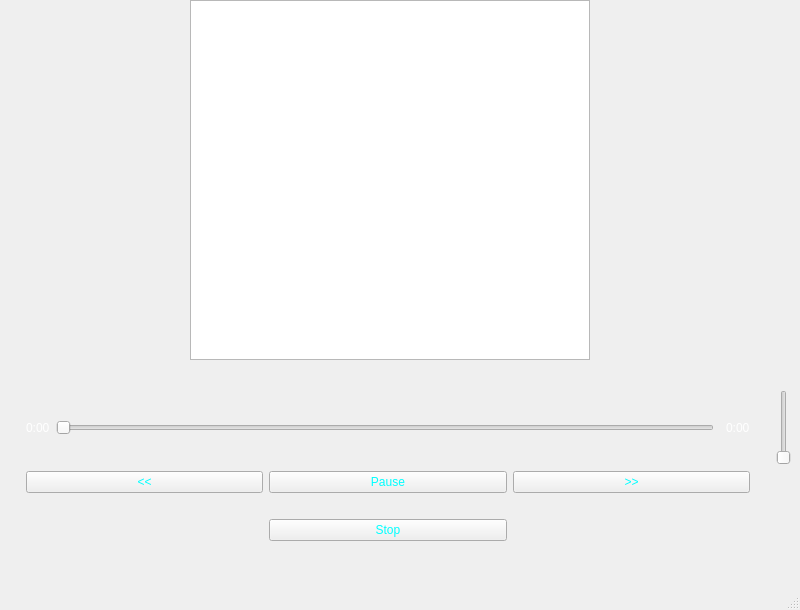
Old version of the form form.ui in the repository KozlovIA/MusicPlayer.
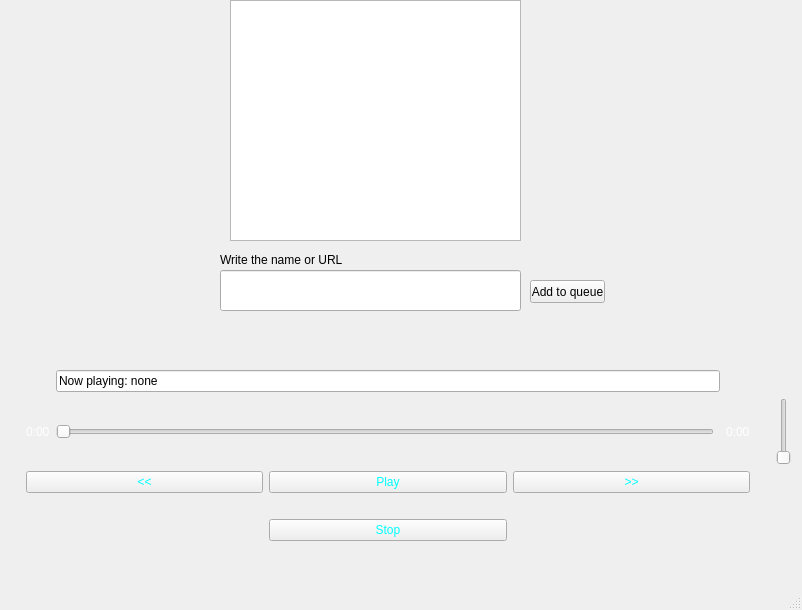
New version of the form. Icons and pictures are not drawn.

Commit message: v1.1(alpha) Add play music func

Diff of the .ui file:
```diff
--- a/form.ui
+++ b/form.ui
@@ -6,7 +6,7 @@
    <rect>
     <x>0</x>
     <y>0</y>
-    <width>800</width>
+    <width>802</width>
     <height>610</height>
    </rect>
   </property>
@@ -14,7 +14,7 @@
    <string>ToxicMusicPlayer</string>
   </property>
   <property name="styleSheet">
-   <string notr="true">background-image: url(source/image/backGround.jpg);</string>
+   <string notr="true">background-image: url(source/image/backForForm.jpg);</string>
   </property>
   <widget class="QWidget" name="centralwidget">
    <widget class="QWidget" name="gridLayoutWidget">
@@ -27,8 +27,8 @@
      </rect>
     </property>
     <layout class="QGridLayout" name="gridLayout">
-     <item row="1" column="5" rowspan="2">
-      <spacer name="verticalSpacer">
+     <item row="1" column="0" rowspan="2">
+      <spacer name="verticalSpacer_2">
        <property name="orientation">
         <enum>Qt::Vertical</enum>
        </property>
@@ -40,26 +40,6 @@
        </property>
       </spacer>
      </item>
-     <item row="1" column="2">
-      <widget class="QSlider" name="timeSlider">
-       <property name="orientation">
-        <enum>Qt::Horizontal</enum>
-       </property>
-      </widget>
-     </item>
-     <item row="0" column="0" colspan="2">
-      <spacer name="horizontalSpacer_3">
-       <property name="orientation">
-        <enum>Qt::Horizontal</enum>
-       </property>
-       <property name="sizeHint" stdset="0">
-        <size>
-         <width>40</width>
-         <height>20</height>
-        </size>
-       </property>
-      </spacer>
-     </item>
      <item row="2" column="1" colspan="4">
       <layout class="QGridLayout" name="gridLayout_2">
        <item row="5" column="0" colspan="3">
@@ -88,13 +68,13 @@
         </widget>
        </item>
        <item row="0" column="1">
-        <widget class="QPushButton" name="Pause">
+        <widget class="QPushButton" name="Play_Pause">
          <property name="styleSheet">
           <string notr="true">background-image: url(source/image/backButton.jpg);
 color: rgb(0, 255, 255);</string>
          </property>
          <property name="text">
-          <string>Pause</string>
+          <string>Play</string>
          </property>
         </widget>
        </item>
@@ -149,10 +129,30 @@
        </property>
       </widget>
      </item>
-     <item row="1" column="6">
-      <widget class="QSlider" name="volumeSlider">
+     <item row="0" column="5" rowspan="3">
+      <spacer name="verticalSpacer">
        <property name="orientation">
         <enum>Qt::Vertical</enum>
+       </property>
+       <property name="sizeHint" stdset="0">
+        <size>
+         <width>20</width>
+         <height>40</height>
+        </size>
+       </property>
+      </spacer>
+     </item>
+     <item row="1" column="2">
+      <widget class="QSlider" name="timeSlider">
+       <property name="orientation">
+        <enum>Qt::Horizontal</enum>
+       </property>
+      </widget>
+     </item>
+     <item row="0" column="2" colspan="2">
+      <widget class="QLineEdit" name="lineEdit">
+       <property name="text">
+        <string>Now playing: none</string>
        </property>
       </widget>
      </item>
@@ -167,41 +167,90 @@
        </property>
       </widget>
      </item>
-     <item row="1" column="0" rowspan="2">
-      <spacer name="verticalSpacer_2">
+     <item row="0" column="0" colspan="2">
+      <spacer name="horizontalSpacer_3">
        <property name="orientation">
-        <enum>Qt::Vertical</enum>
+        <enum>Qt::Horizontal</enum>
        </property>
        <property name="sizeHint" stdset="0">
         <size>
-         <width>20</width>
-         <height>40</height>
+         <width>40</width>
+         <height>20</height>
         </size>
        </property>
       </spacer>
      </item>
+     <item row="1" column="6">
+      <widget class="QSlider" name="volumeSlider">
+       <property name="orientation">
+        <enum>Qt::Vertical</enum>
+       </property>
+      </widget>
+     </item>
     </layout>
    </widget>
    <widget class="QGraphicsView" name="graphicsView">
     <property name="geometry">
      <rect>
-      <x>190</x>
+      <x>230</x>
       <y>0</y>
-      <width>400</width>
-      <height>360</height>
+      <width>291</width>
+      <height>241</height>
      </rect>
     </property>
     <property name="styleSheet">
      <string notr="true">ackground-image: url(source/image/music.jpeg);</string>
     </property>
    </widget>
+   <widget class="QLineEdit" name="AddMusic">
+    <property name="geometry">
+     <rect>
+      <x>220</x>
+      <y>270</y>
+      <width>301</width>
+      <height>41</height>
+     </rect>
+    </property>
+    <property name="text">
+     <string/>
+    </property>
+   </widget>
+   <widget class="QLabel" name="label_WriteNameorUrl">
+    <property name="geometry">
+     <rect>
+      <x>220</x>
+      <y>250</y>
+      <width>181</width>
+      <height>20</height>
+     </rect>
+    </property>
+    <property name="text">
+     <string>Write the name or URL</string>
+    </property>
+   </widget>
+   <widget class="QPushButton" name="AddMusicButton">
+    <property name="enabled">
+     <bool>true</bool>
+    </property>
+    <property name="geometry">
+     <rect>
+      <x>530</x>
+      <y>280</y>
+      <width>75</width>
+      <height>23</height>
+     </rect>
+    </property>
+    <property name="text">
+     <string>Add to queue</string>
+    </property>
+   </widget>
   </widget>
   <widget class="QMenuBar" name="menubar">
    <property name="geometry">
     <rect>
      <x>0</x>
      <y>0</y>
-     <width>800</width>
+     <width>802</width>
      <height>21</height>
     </rect>
    </property>
```
The commit also changes 13 other files.
